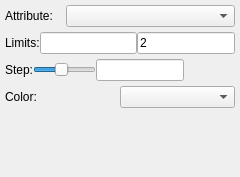
glue-viz/glue-vispy-viewers, file glue_vispy_viewers/isosurface/layer_style_widget.ui: the form before one commit.
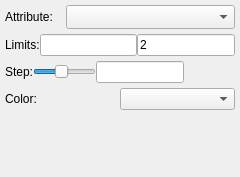
The form after the commit. Custom widgets are drawn as their Qt base class.

Commit message: Fix compatibility of .ui files with PyQt6

Diff of the .ui file:
```diff
--- a/glue_vispy_viewers/isosurface/layer_style_widget.ui
+++ b/glue_vispy_viewers/isosurface/layer_style_widget.ui
@@ -51,7 +51,7 @@
    <item row="0" column="1" colspan="3">
     <widget class="QComboBox" name="combosel_attribute">
      <property name="sizeAdjustPolicy">
-      <enum>QComboBox::AdjustToMinimumContentsLength</enum>
+      <enum>QComboBox::AdjustToMinimumContentsLengthWithIcon</enum>
      </property>
     </widget>
    </item>
```
The commit also changes 3 other files.
